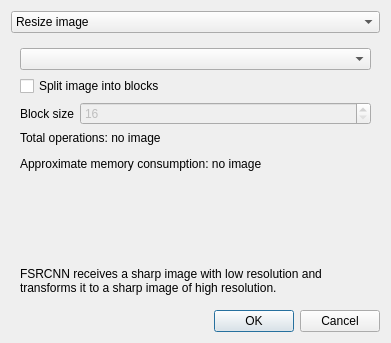
Before: the Qt Designer form src/windows/TaskCreationDialog.ui in GRAPHENE9932/ImageUpscalerQt, drawn with Qt 5.
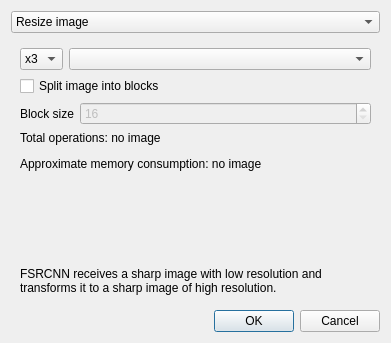
After: the same form once the commit is applied. The open tabs and pages were chosen to show the change.

Commit message:
Separate size multiplier and architecture.
Separate size multiplier and architecture in the TaskCreationDialog on the FSRCNN page.

Patch:
```diff
--- a/src/windows/TaskCreationDialog.ui
+++ b/src/windows/TaskCreationDialog.ui
@@ -324,7 +324,25 @@
      <widget class="QWidget" name="fsrcnn_page">
       <layout class="QVBoxLayout" name="verticalLayout_5">
        <item>
-        <widget class="QComboBox" name="fsrcnn_architecture_combo_box"/>
+        <layout class="QHBoxLayout" name="fsrcnn_architecture_layout" stretch="0,1">
+         <item>
+          <widget class="QComboBox" name="fsrcnn_multiplier_combo_box">
+           <item>
+            <property name="text">
+             <string>x3</string>
+            </property>
+           </item>
+           <item>
+            <property name="text">
+             <string>x5</string>
+            </property>
+           </item>
+          </widget>
+         </item>
+         <item>
+          <widget class="QComboBox" name="fsrcnn_architecture_combo_box"/>
+         </item>
+        </layout>
        </item>
        <item>
         <widget class="QCheckBox" name="fsrcnn_split_check_box">
```
Left out of the diff: 51 changed lines with no effect on the pictures. The commit also changes 4 other files.
